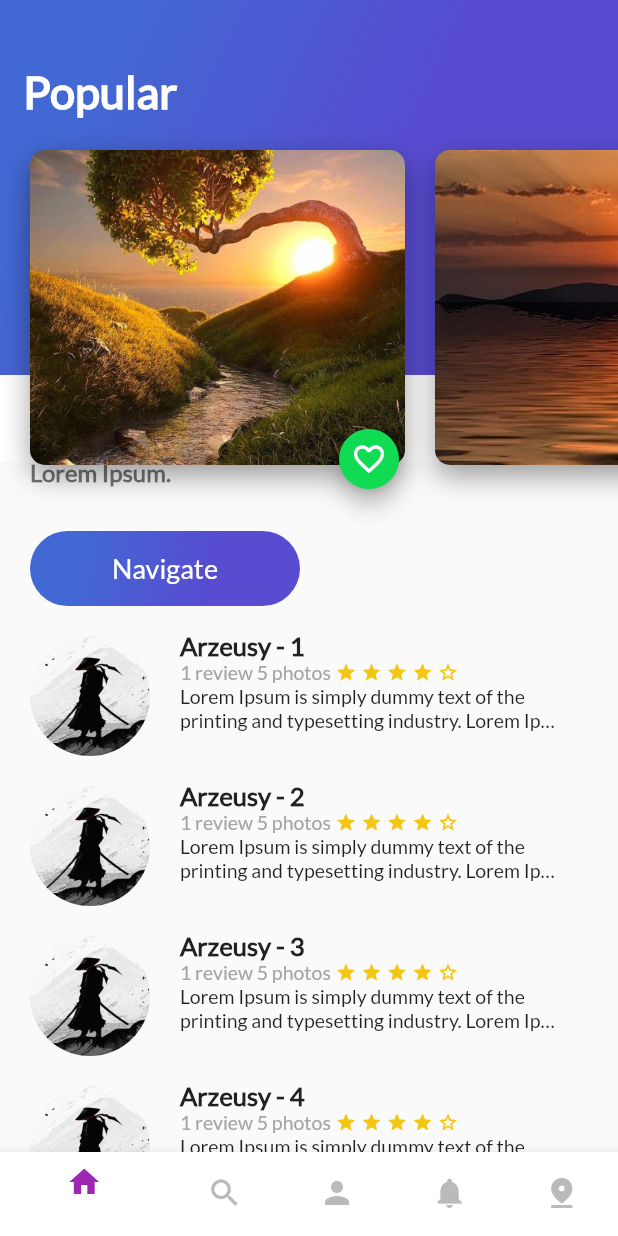
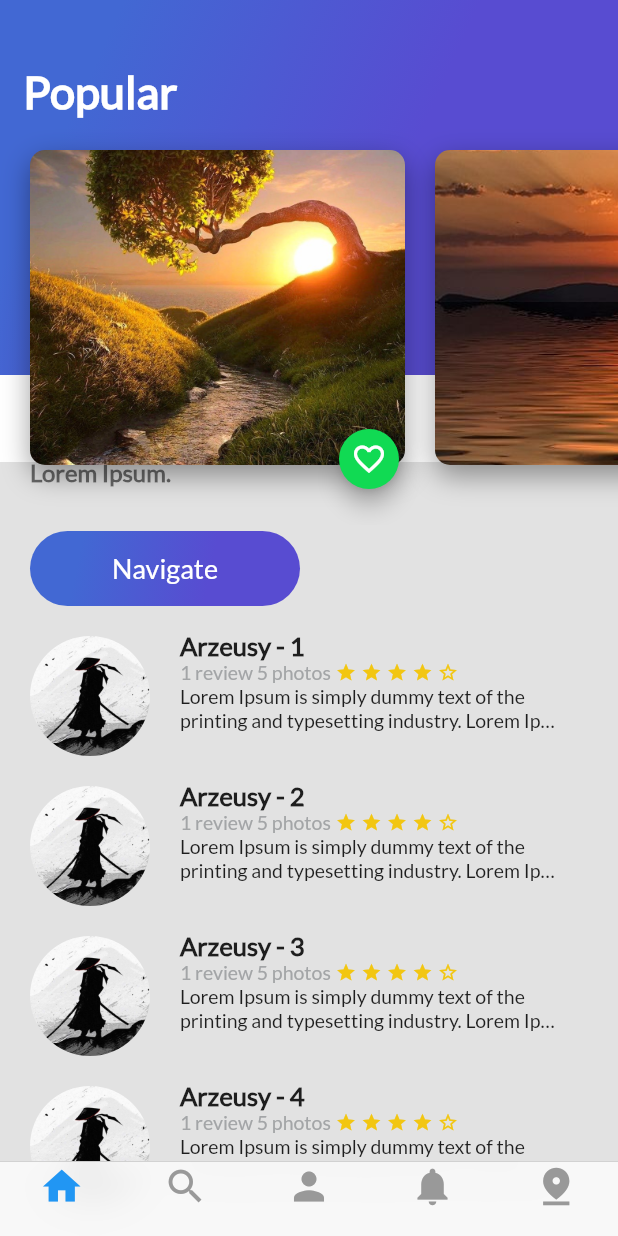
Before and after one commit to Arzeusy/Trips_app, a Flutter app: the screen it shows after launch, scrolled down 280 dp, on a phone screen of 412 x 824 dp. Run offline on Flutter 3.47's test engine with Material 2 defaults, Android fonts, the phone set to English and light mode, and no system bars.

Commit message:
navigation bar with cupertino ios

```diff
--- a/lib/navigation_bar_cupertino.dart
+++ b/lib/navigation_bar_cupertino.dart
@@ -0,0 +1,58 @@
+import 'package:flutter/material.dart';
+import 'package:flutter/cupertino.dart';
+import 'package:platzi_trips_app/home_trips.dart';
+import 'package:platzi_trips_app/profile_user.dart';
+import 'package:platzi_trips_app/search_trips.dart';
+
+class NavigationBarCuperttino extends StatelessWidget {
+  const NavigationBarCuperttino({Key? key}) : super(key: key);
+
+ @override
+ Widget build(BuildContext context) {
+   return CupertinoTabScaffold(
+     tabBar: CupertinoTabBar(
+       items: const [
+          BottomNavigationBarItem(
+              icon: Icon( Icons.home),
+              label: ""
+            ),
+             BottomNavigationBarItem(
+              icon: Icon( Icons.search),
+              label: ""
+            ),
+             BottomNavigationBarItem(
+              icon: Icon( Icons.person),
+              label: ""
+            ),
+            BottomNavigationBarItem(
+              icon: Icon( Icons.notifications),
+              label: ""
+            ),
+            BottomNavigationBarItem(
+              icon: Icon( Icons.pin_drop_sharp),
+              label: ""
+            ),
+       ],
+     ),
+     tabBuilder: (BuildContext context, int index) {
+        switch (index) {
+          case 0:
+            return CupertinoTabView(
+              builder: (BuildContext context) => HomeTrips(),
+            );
+          case 1:
+            return CupertinoTabView(
+              builder: (BuildContext context) => SearchTrips(),
+            );
+          case 2:
+            return CupertinoTabView(
+              builder: (BuildContext context) => ProfileUser(),
+            );
+          default: return CupertinoTabView(
+              builder: (BuildContext context) => HomeTrips(),
+            );
+        }
+     }
+   );
+  }
+}
--- a/lib/platzi_trips.dart
+++ b/lib/platzi_trips.dart
@@ -1,5 +1,6 @@
 import 'package:flutter/material.dart';
 import 'package:platzi_trips_app/home_trips.dart';
+import 'package:platzi_trips_app/navigation_bar_cupertino.dart';
 import 'package:platzi_trips_app/profile_user.dart';
 import 'package:platzi_trips_app/search_trips.dart';
 
@@ -43,10 +44,13 @@ class _PlatziTripsState extends State<PlatziTrips>{
       body: widgetsChildren[_indextap],
       bottomNavigationBar: Theme(
         data: Theme.of(context).copyWith(
-          canvasColor: Colors.white,
+          canvasColor: Colors.transparent,
           primaryColor:  Colors.purple
         ),
-        child: BottomNavigationBar(
+        child:  NavigationBarCuperttino()
+
+
+        /*BottomNavigationBar(
           unselectedItemColor: Color.fromARGB(255, 186, 186, 186),
           selectedItemColor: Colors.purple,
           onTap: onTapTapped,
@@ -73,7 +77,10 @@ class _PlatziTripsState extends State<PlatziTrips>{
               label: ""
             ),
           ],
-        ),
+        ),*/
+
+
+
       ),
     );
 
```
